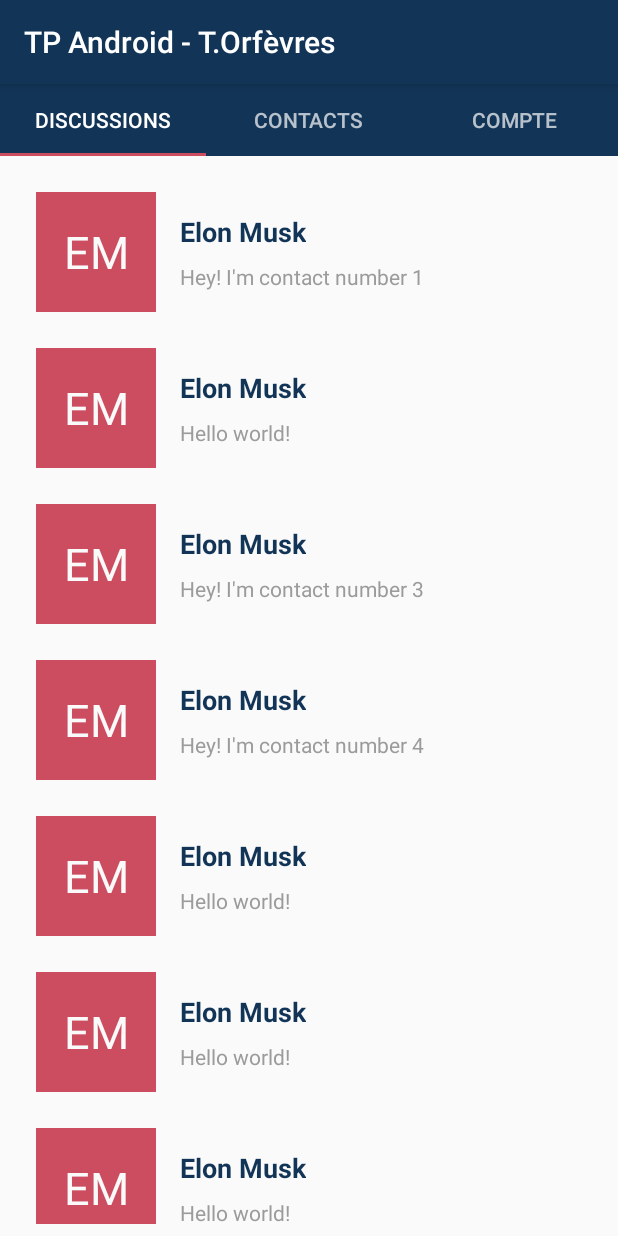
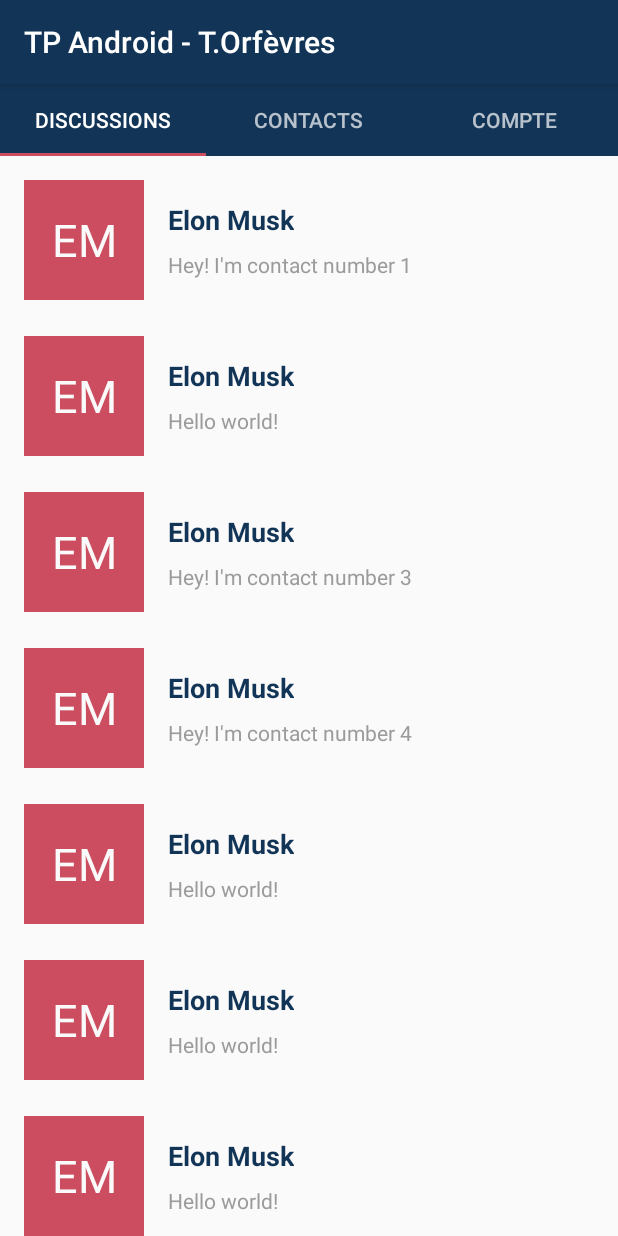
Before and after one commit to TOrfevres/tp_android_ynov, an Android app: the screen it shows after launch (MainActivity), on a phone screen of 412 x 824 dp. Run offline under Robolectric (Android 15) with nearby library versions, the phone set to English and light mode, and no system bars.

Commit message:
update margin

```diff
--- a/app/src/main/res/layout/activity_main.xml
+++ b/app/src/main/res/layout/activity_main.xml
@@ -16,7 +16,7 @@
         android:id="@+id/viewpager"
         android:layout_width="@dimen/min_by_max"
         android:layout_height="@dimen/min_by_max"
-        android:layout_margin="@dimen/margin_small"
+        android:layout_margin="@dimen/min_by_max"
         app:layout_constraintBottom_toBottomOf="parent"
         app:layout_constraintEnd_toEndOf="parent"
         app:layout_constraintStart_toStartOf="parent"
```
